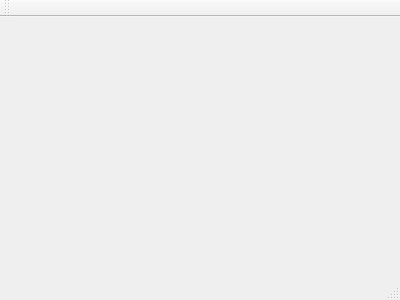
Above: client/TxClient/txclientview.ui from PauloOTS/tx before the change. Below: the same form after it.
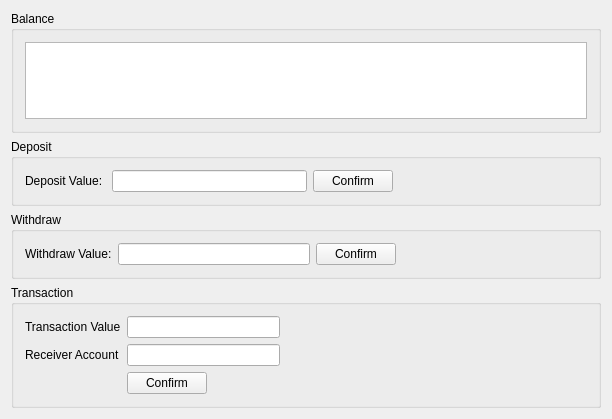
That is the form after the change.

Commit message: Implement ClientView design

What changed in the file:
```diff
--- a/client/TxClient/txclientview.ui
+++ b/client/TxClient/txclientview.ui
@@ -1,24 +1,197 @@
 <ui version="4.0">
  <class>TxClientView</class>
- <widget class="QMainWindow" name="TxClientView" >
-  <property name="geometry" >
+ <widget class="QMainWindow" name="TxClientView">
+  <property name="geometry">
    <rect>
     <x>0</x>
     <y>0</y>
-    <width>400</width>
-    <height>300</height>
+    <width>612</width>
+    <height>419</height>
    </rect>
   </property>
   <property name="windowTitle" >
    <string>TxClientView</string>
   </property>
-  <widget class="QMenuBar" name="menuBar" />
-  <widget class="QToolBar" name="mainToolBar" />
-  <widget class="QWidget" name="centralWidget" />
-  <widget class="QStatusBar" name="statusBar" />
+  <widget class="QWidget" name="centralWidget">
+   <layout class="QGridLayout" name="gridLayout_2">
+    <item row="0" column="0">
+     <widget class="QGroupBox" name="groupBox">
+      <property name="title">
+       <string>Balance</string>
+      </property>
+      <layout class="QGridLayout" name="gridLayout">
+       <item row="0" column="0">
+        <widget class="QTableWidget" name="tableAccounts"/>
+       </item>
+      </layout>
+     </widget>
+    </item>
+    <item row="1" column="0">
+     <widget class="QGroupBox" name="groupBox_2">
+      <property name="title">
+       <string>Deposit</string>
+      </property>
+      <layout class="QHBoxLayout" name="horizontalLayout">
+       <item>
+        <widget class="QLabel" name="labelDeposit">
+         <property name="text">
+          <string>Deposit Value: </string>
+         </property>
+        </widget>
+       </item>
+       <item>
+        <widget class="QLineEdit" name="lineDeposit"/>
+       </item>
+       <item>
+        <widget class="QPushButton" name="btnDeposit">
+         <property name="text">
+          <string>Confirm</string>
+         </property>
+        </widget>
+       </item>
+       <item>
+        <spacer name="horizontalSpacer">
+         <property name="orientation">
+          <enum>Qt::Horizontal</enum>
+         </property>
+         <property name="sizeHint" stdset="0">
+          <size>
+           <width>40</width>
+           <height>20</height>
+          </size>
+         </property>
+        </spacer>
+       </item>
+      </layout>
+     </widget>
+    </item>
+    <item row="2" column="0">
+     <widget class="QGroupBox" name="groupBox_3">
+      <property name="title">
+       <string>Withdraw</string>
+      </property>
+      <layout class="QHBoxLayout" name="horizontalLayout_2">
+       <item>
+        <widget class="QLabel" name="labelWithdraw">
+         <property name="text">
+          <string>Withdraw Value:</string>
+         </property>
+        </widget>
+       </item>
+       <item>
+        <widget class="QLineEdit" name="lineWithdraw"/>
+       </item>
+       <item>
+        <widget class="QPushButton" name="btnWithdraw">
+         <property name="text">
+          <string>Confirm</string>
+         </property>
+        </widget>
+       </item>
+       <item>
+        <spacer name="horizontalSpacer_2">
+         <property name="orientation">
+          <enum>Qt::Horizontal</enum>
+         </property>
+         <property name="sizeHint" stdset="0">
+          <size>
+           <width>40</width>
+           <height>20</height>
+          </size>
+         </property>
+        </spacer>
+       </item>
+      </layout>
+     </widget>
+    </item>
+    <item row="3" column="0" rowspan="2">
+     <widget class="QGroupBox" name="groupBox_4">
+      <property name="title">
+       <string>Transaction</string>
+      </property>
+      <layout class="QGridLayout" name="gridLayout_3">
+       <item row="0" column="3">
+        <spacer name="horizontalSpacer_4">
+         <property name="orientation">
+          <enum>Qt::Horizontal</enum>
+         </property>
+         <property name="sizeHint" stdset="0">
+          <size>
+           <width>40</width>
+           <height>20</height>
+          </size>
+         </property>
+        </spacer>
+       </item>
+       <item row="2" column="1">
+        <layout class="QHBoxLayout" name="horizontalLayout_3">
+         <item>
+          <widget class="QPushButton" name="btnTransaction">
+           <property name="text">
+            <string>Confirm</string>
+           </property>
+          </widget>
+         </item>
+         <item>
+          <spacer name="horizontalSpacer_5">
+           <property name="orientation">
+            <enum>Qt::Horizontal</enum>
+           </property>
+           <property name="sizeHint" stdset="0">
+            <size>
+             <width>40</width>
+             <height>20</height>
+            </size>
+           </property>
+          </spacer>
+         </item>
+        </layout>
+       </item>
+       <item row="0" column="1">
+        <widget class="QLineEdit" name="lineTransaction"/>
+       </item>
+       <item row="0" column="4">
+        <spacer name="horizontalSpacer_3">
+         <property name="orientation">
+          <enum>Qt::Horizontal</enum>
+         </property>
+         <property name="sizeHint" stdset="0">
+          <size>
+           <width>40</width>
+           <height>20</height>
+          </size>
+         </property>
+        </spacer>
+       </item>
+       <item row="1" column="0">
+        <widget class="QLabel" name="labelReceiver">
+         <property name="text">
+          <string>Receiver Account</string>
+         </property>
+        </widget>
+       </item>
+       <item row="0" column="0">
+        <widget class="QLabel" name="labelTransaction">
+         <property name="text">
+          <string>Transaction Value</string>
+         </property>
+        </widget>
+       </item>
+       <item row="1" column="1">
+        <widget class="QLineEdit" name="lineReceiver"/>
+       </item>
+      </layout>
+     </widget>
+    </item>
+   </layout>
+   <zorder>label</zorder>
+   <zorder>groupBox</zorder>
+   <zorder>groupBox_2</zorder>
+   <zorder>groupBox_3</zorder>
+   <zorder>groupBox_4</zorder>
+  </widget>
  </widget>
- <layoutDefault spacing="6" margin="11" />
- <pixmapfunction></pixmapfunction>
+ <layoutdefault spacing="6" margin="11"/>
  <resources/>
  <connections/>
 </ui>
```
Left out of the diff: 3 changed lines with no effect on the pictures. The commit also changes 3 other files.
